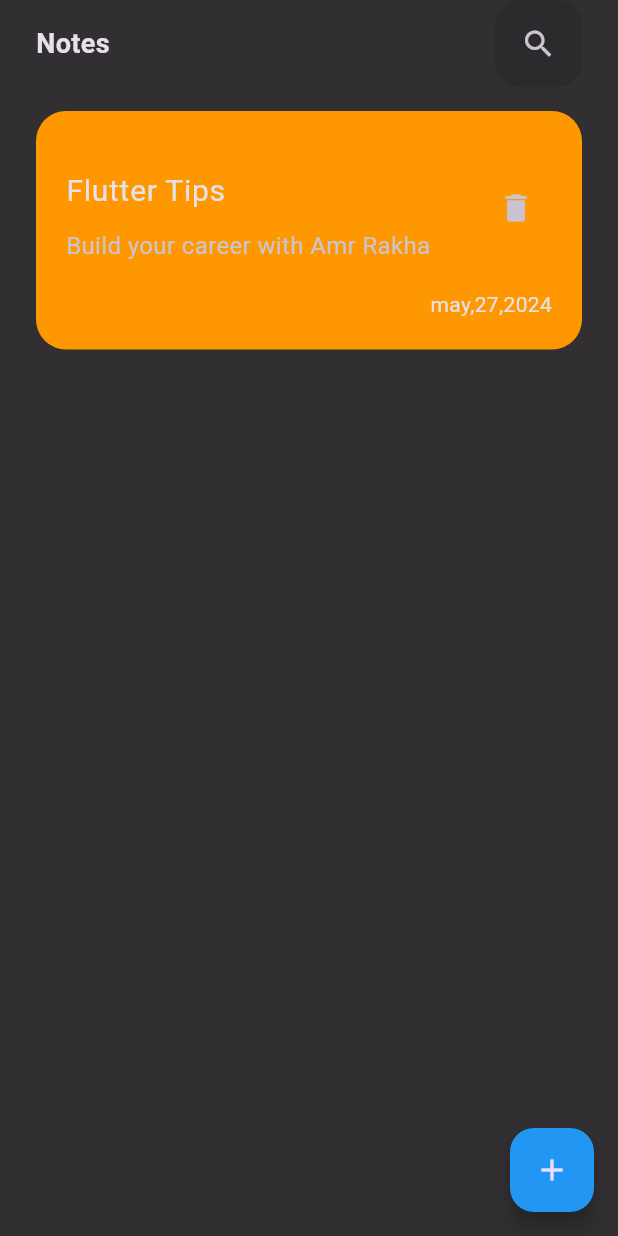
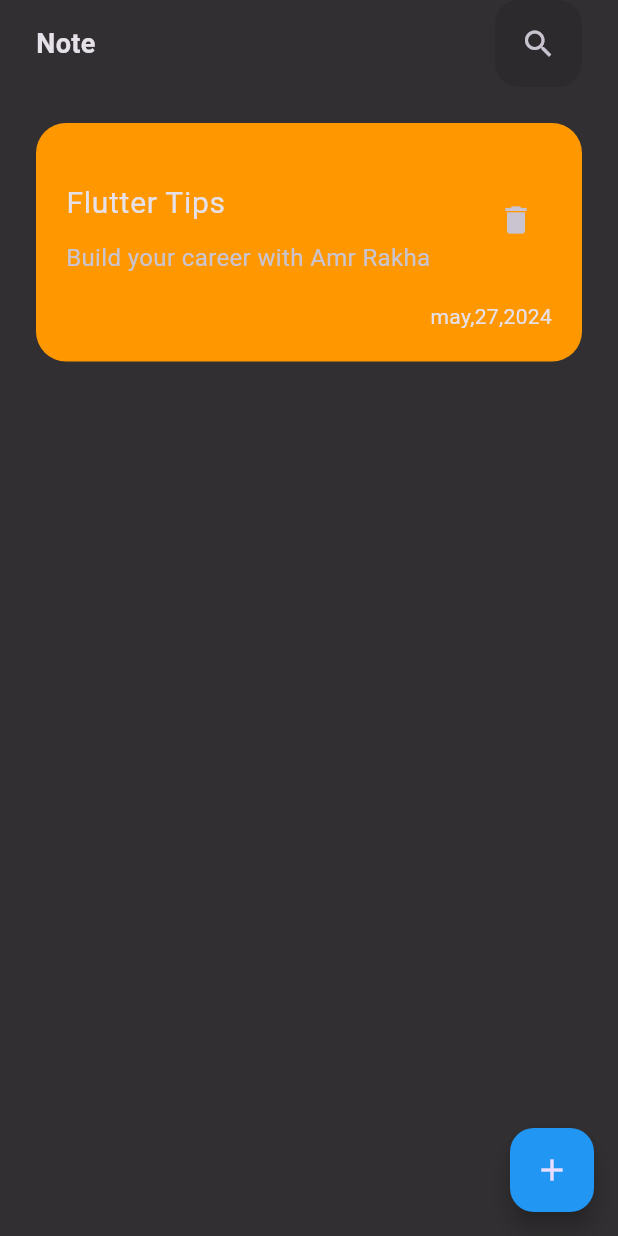
Before and after one commit to Amr2001301/Note-App, a Flutter app: the screen it shows after launch, on a phone screen of 412 x 824 dp. Run offline on Flutter 3.47's test engine with Material 3 defaults, Android fonts, the phone set to English and light mode, and no system bars; our stand-ins replace device_preview.

Commit message:
edite cudtom appbar

```diff
--- a/note_app/lib/presentation/home/pages/home_view.dart
+++ b/note_app/lib/presentation/home/pages/home_view.dart
@@ -30,9 +30,13 @@ class HomeView extends StatelessWidget {
           padding: EdgeInsets.symmetric(horizontal: 24),
           child: Column(
             children: [
-              CustomAppbar(),
+              CustomAppbar(
+                icon: Icon(Icons.search),
+                repalce: false,
+                titlel: 'Note',
+              ),
               SizedBox(
-                height: 16,
+                height: 24,
               ),
               SingleChildScrollView(
                 child: Column(
--- a/note_app/lib/presentation/home/widget/custom_appbar.dart
+++ b/note_app/lib/presentation/home/widget/custom_appbar.dart
@@ -1,15 +1,35 @@
 import 'package:flutter/material.dart';
 
 class CustomAppbar extends StatelessWidget {
-  const CustomAppbar({super.key});
-
+  const CustomAppbar(
+      {super.key,
+      required this.icon,
+      required this.repalce,
+      required this.titlel});
+  final Widget icon;
+  final bool repalce;
+  final String titlel;
   @override
   Widget build(BuildContext context) {
     return Row(
       children: [
-        const Text(
-          'Notes',
-          style: TextStyle(fontSize: 18, fontWeight: FontWeight.bold),
+        repalce
+            ? Container(
+                margin: const EdgeInsets.only(right: 20),
+                padding: const EdgeInsets.all(2),
+                decoration: const BoxDecoration(
+                    color: Colors.blue,
+                    borderRadius: BorderRadius.all(Radius.circular(16))),
+                child: IconButton(
+                    onPressed: () {
+                      Navigator.pop(context);
+                    },
+                    icon: const Icon(Icons.arrow_back)),
+              )
+            : const SizedBox.shrink(),
+        Text(
+          titlel,
+          style: const TextStyle(fontSize: 18, fontWeight: FontWeight.bold),
         ),
         const Spacer(),
         Container(
@@ -17,7 +37,7 @@ class CustomAppbar extends StatelessWidget {
           decoration: BoxDecoration(
               color: Colors.black.withOpacity(.1),
               borderRadius: BorderRadius.circular(16)),
-          child: IconButton(onPressed: () {}, icon: const Icon(Icons.search)),
+          child: IconButton(onPressed: () {}, icon: icon),
         )
       ],
     );
--- a/note_app/lib/presentation/home/widget/note_item.dart
+++ b/note_app/lib/presentation/home/widget/note_item.dart
@@ -1,11 +1,18 @@
 import 'package:flutter/material.dart';
+import 'package:note_app/presentation/home/pages/edit_page.dart';
 
 class NoteItem extends StatelessWidget {
   const NoteItem({super.key});
 
   @override
   Widget build(BuildContext context) {
-    return Container(
+    return GestureDetector(
+      onTap: () {
+        Navigator.push(context, MaterialPageRoute(builder: (context) {
+          return const EditPage();
+        }));
+      },
+      child: Container(
         padding: const EdgeInsets.symmetric(horizontal: 20, vertical: 20),
         decoration: const BoxDecoration(
             color: Colors.orange,
@@ -39,6 +46,7 @@ class NoteItem extends StatelessWidget {
             const Text('may,27,2024')
           ],
         ),
+      ),
     );
   }
 }
```
Lines whose indentation alone changed are shown as unchanged.
